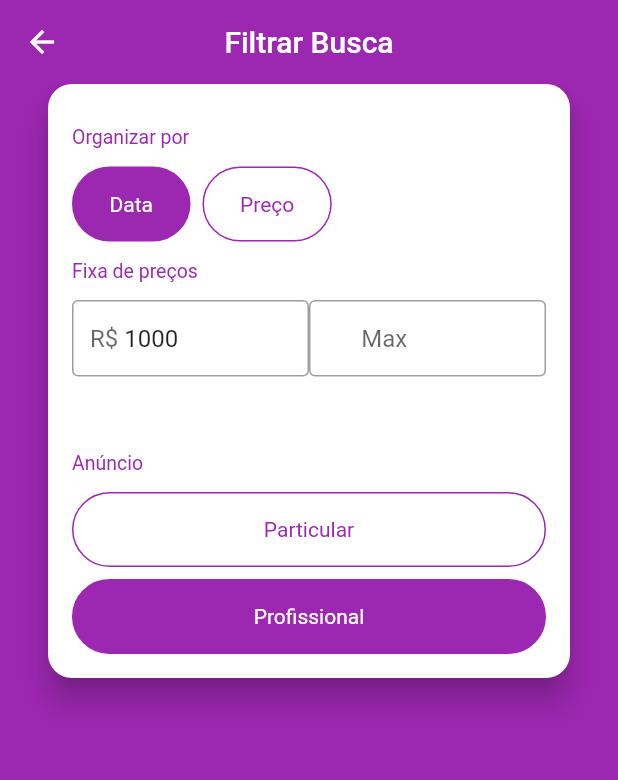
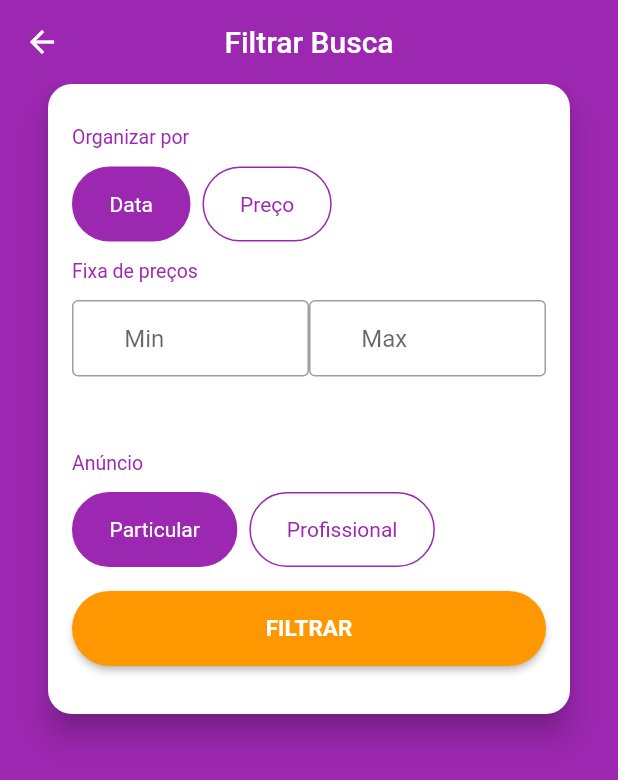
Before and after one commit to mludovico/xlo_mobx, a Flutter app: the FilterScreen screen opened directly, on a phone screen of 412 x 824 dp. Shown: the top 780 px of the screen. Run offline on Flutter 3.47's test engine with Material 2 defaults, Android fonts, the phone set to English and light mode, and no system bars; our stand-ins replace brasil_fields, dio, flutter_mobx, get_it, image_cropper, image_picker and 3 more; accounts and stored records are empty; generated files the repository leaves out were written again; network calls fail; statements that could not run were skipped.

Commit message:
Finished displaying Ads - Aula 340

```diff
--- a/lib/models/city.dart
+++ b/lib/models/city.dart
@@ -6,7 +6,7 @@ class City {
 
   factory City.fromJson(Map json) => City(
         id: json['id'],
-        name: json['nome'],
+        name: json.keys.contains('nome') ? json['nome'] : json['city'],
       );
 
   Map<String, dynamic> toJson() => {
--- a/lib/screens/filter/filter_screen.dart
+++ b/lib/screens/filter/filter_screen.dart
@@ -1,11 +1,14 @@
 import 'package:flutter/material.dart';
+import 'package:flutter_mobx/flutter_mobx.dart';
+import 'package:get_it/get_it.dart';
 import 'package:xlo_mobx/screens/filter/widgets/order_by_field.dart';
 import 'package:xlo_mobx/screens/filter/widgets/price_range_field.dart';
 import 'package:xlo_mobx/screens/filter/widgets/vnedor_type_field.dart';
 import 'package:xlo_mobx/stores/filter_store.dart';
+import 'package:xlo_mobx/stores/home_store.dart';
 
 class FilterScreen extends StatelessWidget {
-  final FilterStore filterStore = FilterStore();
+  final FilterStore filterStore = GetIt.I<HomeStore>().clonedFilter;
 
   @override
   Widget build(BuildContext context) {
@@ -25,10 +28,48 @@ class FilterScreen extends StatelessWidget {
             child: Padding(
               padding: const EdgeInsets.symmetric(horizontal: 16, vertical: 16),
               child: Column(
+                crossAxisAlignment: CrossAxisAlignment.stretch,
                 children: [
                   OrderByField(filterStore),
                   PriceRangeField(filterStore),
                   VendorTypeField(filterStore),
+                  Container(
+                    height: 50,
+                    margin: const EdgeInsets.symmetric(vertical: 16),
+                    child: Observer(
+                      builder: (_) => ElevatedButton(
+                        style: ButtonStyle(
+                          foregroundColor:
+                              MaterialStateProperty.all(Colors.white),
+                          backgroundColor:
+                              MaterialStateProperty.resolveWith((states) {
+                            if (states.contains(MaterialState.disabled)) {
+                              return Colors.orange.withAlpha(90);
+                            }
+                            return Colors.orange;
+                          }),
+                          shape: MaterialStateProperty.all(
+                            RoundedRectangleBorder(
+                              borderRadius: BorderRadius.circular(25),
+                            ),
+                          ),
+                        ),
+                        onPressed: filterStore.isFormValid
+                            ? () {
+                                filterStore.save();
+                                Navigator.of(context).pop();
+                              }
+                            : null,
+                        child: Text(
+                          'FILTRAR',
+                          style: TextStyle(
+                            fontSize: 15,
+                            fontWeight: FontWeight.w600,
+                          ),
+                        ),
+                      ),
+                    ),
+                  ),
                 ],
               ),
             ),
--- a/lib/screens/filter/widgets/price_field.dart
+++ b/lib/screens/filter/widgets/price_field.dart
@@ -23,7 +23,8 @@ class PriceField extends StatelessWidget {
           RealInputFormatter(centavos: true),
         ],
         onChanged: (textValue) {
-          onChanged(int.tryParse(textValue.replaceAll('.', '')));
+          onChanged(
+              int.tryParse(textValue.replaceAll('.', '').replaceAll(',', '')));
         },
         initialValue: initialValue?.toString(),
       ),
--- a/lib/screens/filter/widgets/price_range_field.dart
+++ b/lib/screens/filter/widgets/price_range_field.dart
@@ -28,10 +28,10 @@ class PriceRangeField extends StatelessWidget {
             ),
           ],
         ),
-        Observer(
-          builder: (_) => Container(
-            padding: const EdgeInsets.only(top: 8, bottom: 16),
-            child: Text(
+        Container(
+          padding: const EdgeInsets.only(top: 8, bottom: 16),
+          child: Observer(
+            builder: (_) => Text(
               filterStore.priceError ?? '',
               style: TextStyle(
                 color: Colors.red,
@@ -40,7 +40,7 @@ class PriceRangeField extends StatelessWidget {
               ),
             ),
           ),
-        )
+        ),
       ],
     );
   }
--- a/lib/screens/filter/widgets/vnedor_type_field.dart
+++ b/lib/screens/filter/widgets/vnedor_type_field.dart
@@ -11,17 +11,16 @@ class VendorTypeField extends StatelessWidget {
   @override
   Widget build(BuildContext context) {
     return Column(
-      crossAxisAlignment: CrossAxisAlignment.stretch,
       children: [
         SectionLabel('Anúncio'),
         Observer(
-          builder: (_) => Wrap(
-            runSpacing: 4,
+          builder: (_) => SingleChildScrollView(
+            child: Row(
               children: [
                 ChipButton(
                   'Particular',
                   filterStore.vendorType,
-                VENDOR_TYPE_PARTICULAR & filterStore.vendorType,
+                  VENDOR_TYPE_PARTICULAR | filterStore.vendorType,
                   () {
                     if (filterStore.isTypeParticular) {
                       if (filterStore.isTypeProfessional) {
@@ -37,7 +36,7 @@ class VendorTypeField extends StatelessWidget {
                 ChipButton(
                   'Profissional',
                   filterStore.vendorType,
-                VENDOR_TYPE_PROFESSIONAL & filterStore.vendorType,
+                  VENDOR_TYPE_PROFESSIONAL | filterStore.vendorType,
                   () {
                     if (filterStore.isTypeProfessional) {
                       if (filterStore.isTypeParticular) {
@@ -52,6 +51,7 @@ class VendorTypeField extends StatelessWidget {
               ],
             ),
           ),
+        ),
       ],
     );
   }
--- a/pubspec.yaml
+++ b/pubspec.yaml
@@ -39,6 +39,12 @@ dependencies:
   dio: ^3.0.10
   shared_preferences: ^0.5.12+2
   path: ^1.7.0
+  cached_network_image: ^2.4.1
+  flutter_localizations:
+    sdk: flutter
+
+dependency_overrides:
+  intl: ^0.17.0-nullsafety.2
 
 dev_dependencies:
   flutter_test:
```
Also changed, not shown: lib/helpers/extensions.dart (+16 -1 lines), lib/main.dart (+9 -0 lines), lib/repositories/ad_repository.dart (+63 -0 lines), lib/screens/home/home_screen.dart (+35 -0 lines), lib/screens/home/widgets/ad_tile.dart (added, +78 -0 lines), lib/screens/home/widgets/info_message.dart (added, +33 -0 lines), lib/stores/filter_store.dart (+26 -3 lines), lib/stores/home_store.dart (+39 -0 lines), lib/stores/filter_store.g.dart, lib/stores/home_store.g.dart, pubspec.lock, 1 other file. Lines whose indentation alone changed are shown as unchanged.
